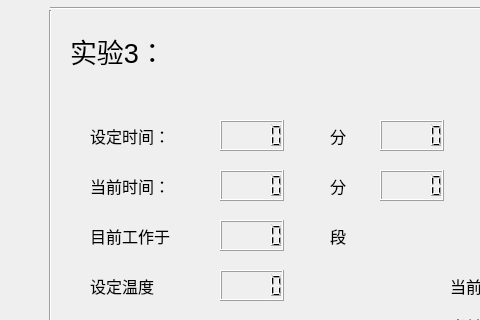
Before: the Qt Designer form running_3.ui in wanghao-xznu/untitled2, drawn with Qt 5; both pictures show x 0 to 480 and y 0 to 320 of the 800 by 480 pixel window.
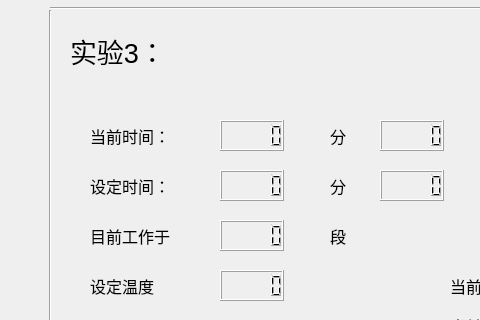
After: the same form once the commit is applied.

Diff of the .ui file:
```diff
--- a/running_3.ui
+++ b/running_3.ui
@@ -83,7 +83,7 @@
     </font>
    </property>
    <property name="text">
-    <string>当前时间：</string>
+    <string>设定时间：</string>
    </property>
   </widget>
   <widget class="QPushButton" name="pushButton_4">
@@ -274,7 +274,7 @@
     </font>
    </property>
    <property name="text">
-    <string>设定时间：</string>
+    <string>当前时间：</string>
    </property>
   </widget>
   <widget class="Line" name="line">
```
